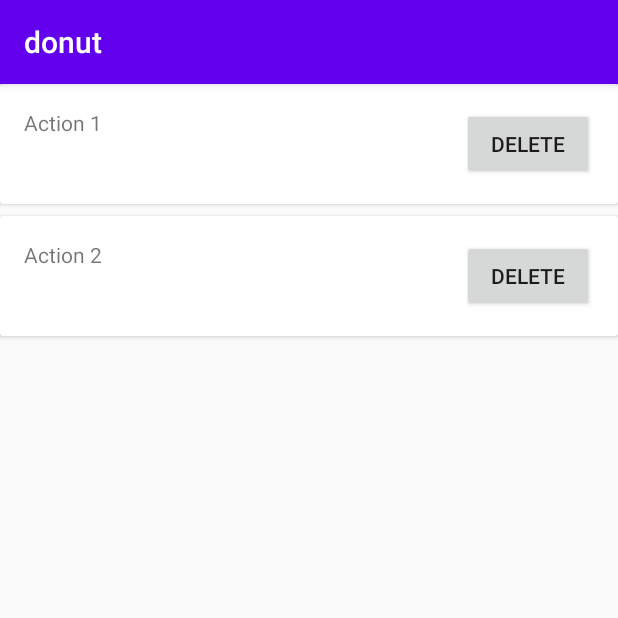
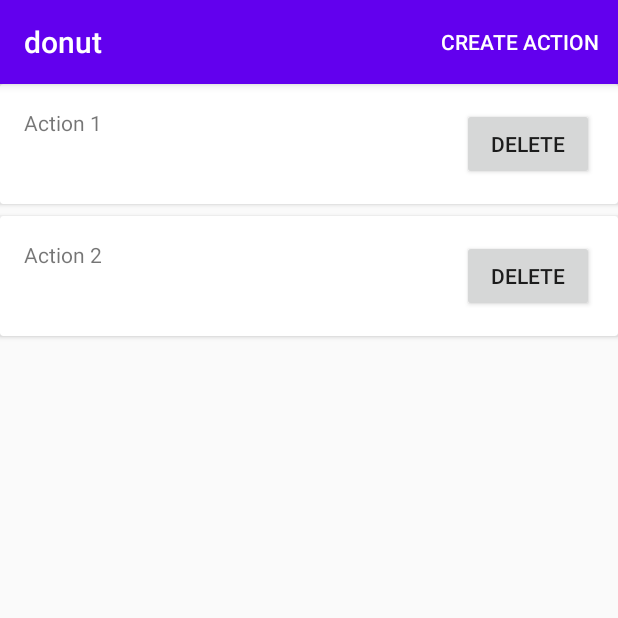
Before and after one commit to ousunny/donut, an Android app: the screen it shows after launch (ViewMacro), after a tap on "First macro", on a phone screen of 412 x 824 dp, the top half of it. Run offline under Robolectric (Android 15) with nearby library versions, the phone set to English and light mode, and no system bars.

Commit message:
Add menu buttons to create new items for respective activities

```diff
--- a/app/src/main/java/me/ousunny/donut/CreateActionActivity.kt
+++ b/app/src/main/java/me/ousunny/donut/CreateActionActivity.kt
@@ -10,6 +10,8 @@ class CreateActionActivity : AppCompatActivity() {
         super.onCreate(savedInstanceState)
         setContentView(R.layout.activity_create_action)
 
+        supportActionBar?.hide()
+
         iv_screenshot.setImageResource(R.drawable.ic_launcher_foreground)
 
     }
--- a/app/src/main/java/me/ousunny/donut/MainActivity.kt
+++ b/app/src/main/java/me/ousunny/donut/MainActivity.kt
@@ -1,6 +1,9 @@
 package me.ousunny.donut
 
+import android.content.Intent
 import android.os.Bundle
+import android.view.Menu
+import android.view.MenuItem
 import android.view.View
 import androidx.appcompat.app.AppCompatActivity
 import androidx.recyclerview.widget.LinearLayoutManager
@@ -16,4 +19,17 @@ class MainActivity : AppCompatActivity() {
         rv_main.layoutManager = LinearLayoutManager(this)
         rv_main.adapter = MacrosAdapter(this, getSampleMacros())
     }
+
+    override fun onCreateOptionsMenu(menu: Menu?): Boolean {
+        menuInflater.inflate(R.menu.macro_menu, menu)
+        return true
+    }
+
+    override fun onOptionsItemSelected(item: MenuItem): Boolean {
+        if (item.itemId == R.id.create_macro) {
+            val intent = Intent(this, ViewMacro::class.java)
+            startActivity(intent)
+        }
+        return true
+    }
 }
--- a/app/src/main/java/me/ousunny/donut/ViewMacro.kt
+++ b/app/src/main/java/me/ousunny/donut/ViewMacro.kt
@@ -1,10 +1,12 @@
 package me.ousunny.donut
 
+import android.content.Intent
 import android.os.Bundle
 import android.util.Log
+import android.view.Menu
+import android.view.MenuItem
 import androidx.appcompat.app.AppCompatActivity
 import androidx.recyclerview.widget.LinearLayoutManager
-import kotlinx.android.synthetic.main.activity_main.*
 import kotlinx.android.synthetic.main.view_macro.*
 
 class ViewMacro : AppCompatActivity() {
@@ -20,8 +22,20 @@ class ViewMacro : AppCompatActivity() {
         val bundle = intent.extras
         val data: Macro? = bundle?.getParcelable("data") as Macro?
         if (data != null) {
-            Log.d("AAAA", data.actions.count().toString())
             rv_macro.adapter = ActionsAdapter(this, data.actions)
         }
     }
+
+    override fun onCreateOptionsMenu(menu: Menu?): Boolean {
+        menuInflater.inflate(R.menu.action_menu, menu)
+        return true
+    }
+
+    override fun onOptionsItemSelected(item: MenuItem): Boolean {
+        if (item.itemId == R.id.create_action) {
+            val intent = Intent(this, CreateActionActivity::class.java)
+            startActivity(intent)
+        }
+        return true
+    }
 }
--- /dev/null
+++ b/app/src/main/res/menu/action_menu.xml
@@ -0,0 +1,9 @@
+<?xml version="1.0" encoding="utf-8"?>
+<menu xmlns:android="http://schemas.android.com/apk/res/android"
+    xmlns:app="http://schemas.android.com/apk/res-auto">
+
+    <item android:id="@+id/create_action"
+        android:title="@string/create_action"
+        app:showAsAction="ifRoom" />
+
+</menu>
--- /dev/null
+++ b/app/src/main/res/menu/macro_menu.xml
@@ -0,0 +1,9 @@
+<?xml version="1.0" encoding="utf-8"?>
+<menu xmlns:android="http://schemas.android.com/apk/res/android"
+    xmlns:app="http://schemas.android.com/apk/res-auto">
+
+    <item android:id="@+id/create_macro"
+        android:title="@string/create_macro"
+        app:showAsAction="ifRoom" />
+
+</menu>
--- a/app/src/main/res/values/strings.xml
+++ b/app/src/main/res/values/strings.xml
@@ -1,4 +1,6 @@
 <resources>
     <string name="app_name">donut</string>
     <string name="delete">Delete</string>
+    <string name="create_macro">Create macro</string>
+    <string name="create_action">Create action</string>
 </resources>
```
